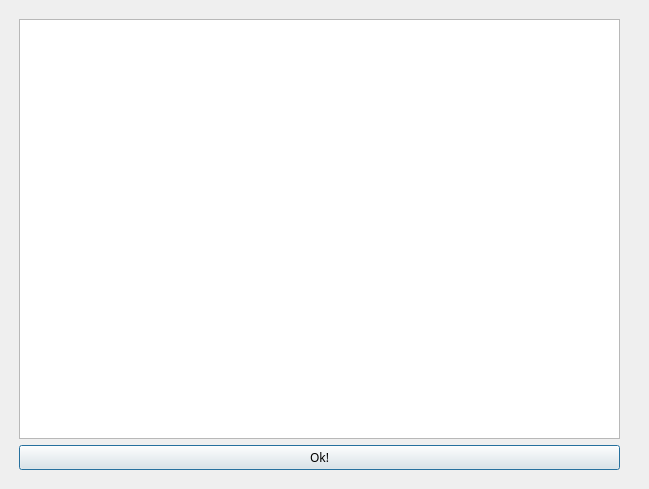
Above: app/MusicImportResult.ui from rpammeraal/mezzoforta before the change. Below: the same form after it.
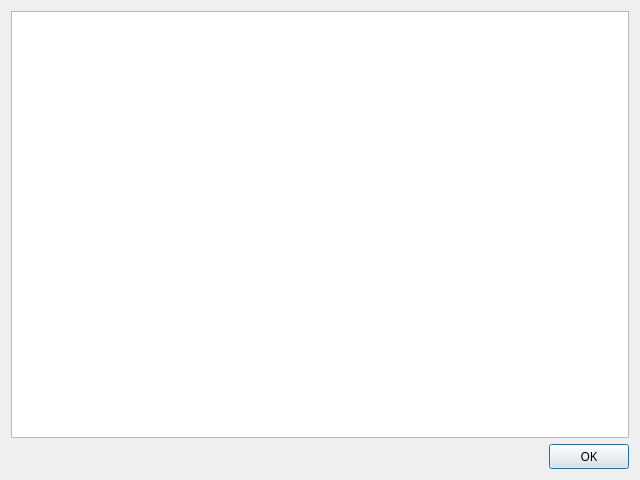
That is the form after the change.

Commit message: Fixed dialog box at end of import. Album comments added in dialog box when adding song to playlist. Album comments to online songs in playlist.

```diff
--- a/app/MusicImportResult.ui
+++ b/app/MusicImportResult.ui
@@ -6,16 +6,10 @@
    <rect>
     <x>0</x>
     <y>0</y>
-    <width>649</width>
-    <height>489</height>
+    <width>640</width>
+    <height>480</height>
    </rect>
   </property>
-  <property name="sizePolicy">
-   <sizepolicy hsizetype="Preferred" vsizetype="Preferred">
-    <horstretch>1</horstretch>
-    <verstretch>1</verstretch>
-   </sizepolicy>
-  </property>
   <property name="font">
    <font>
     <family>Trebuchet MS</family>
@@ -27,32 +21,9 @@
   <property name="modal">
    <bool>true</bool>
   </property>
-  <widget class="QWidget" name="verticalLayoutWidget">
-   <property name="geometry">
-    <rect>
-     <x>19</x>
-     <y>19</y>
-     <width>601</width>
-     <height>451</height>
-    </rect>
-   </property>
-   <layout class="QVBoxLayout" name="verticalLayout">
-    <item>
+  <layout class="QGridLayout" name="gridLayout">
+   <item row="0" column="0">
   <widget class="QTableView" name="ErrorList">
-   <property name="geometry">
-    <rect>
-     <x>20</x>
-     <y>10</y>
-     <width>611</width>
-     <height>421</height>
-    </rect>
-   </property>
-   <property name="sizePolicy">
-    <sizepolicy hsizetype="Expanding" vsizetype="Expanding">
-     <horstretch>1</horstretch>
-     <verstretch>1</verstretch>
-    </sizepolicy>
-   </property>
    <property name="font">
     <font>
      <family>Trebuchet MS</family>
@@ -72,15 +43,22 @@
    </attribute>
   </widget>
     </item>
-    <item>
-     <widget class="QPushButton" name="pushButton">
-      <property name="text">
-       <string>Ok!</string>
+   <item row="1" column="0">
+    <widget class="QDialogButtonBox" name="buttonBox">
+     <property name="font">
+      <font>
+       <family>Trebuchet MS</family>
+      </font>
+     </property>
+     <property name="orientation">
+      <enum>Qt::Horizontal</enum>
+     </property>
+     <property name="standardButtons">
+      <set>QDialogButtonBox::Ok</set>
       </property>
      </widget>
     </item>
    </layout>
-  </widget>
  </widget>
  <resources/>
  <connections>
```
Lines whose indentation alone changed are shown as unchanged. The commit also changes 2 other files.
